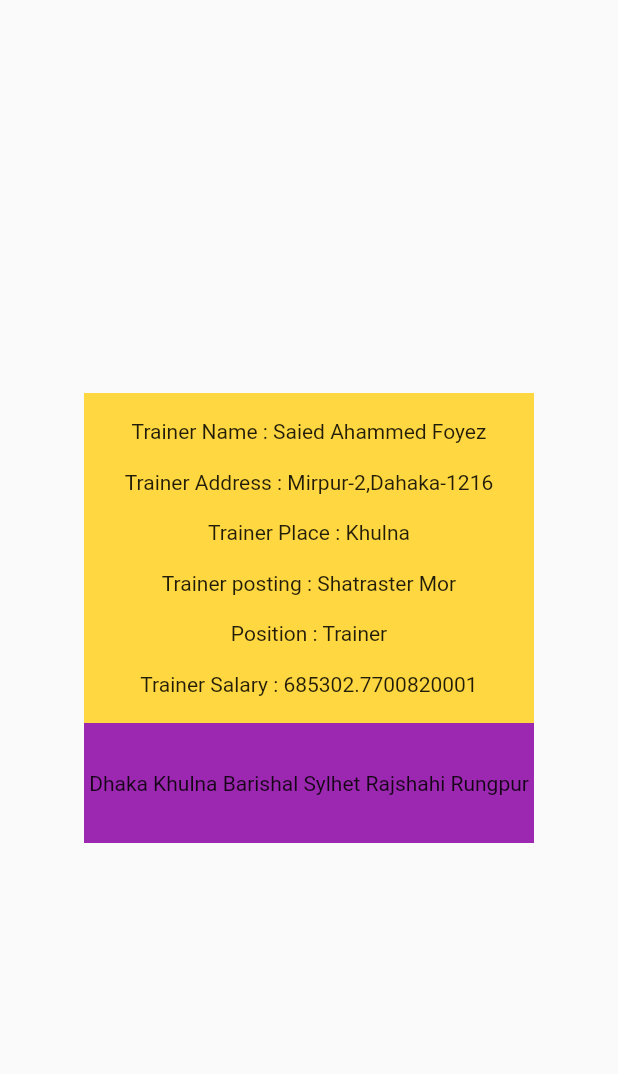
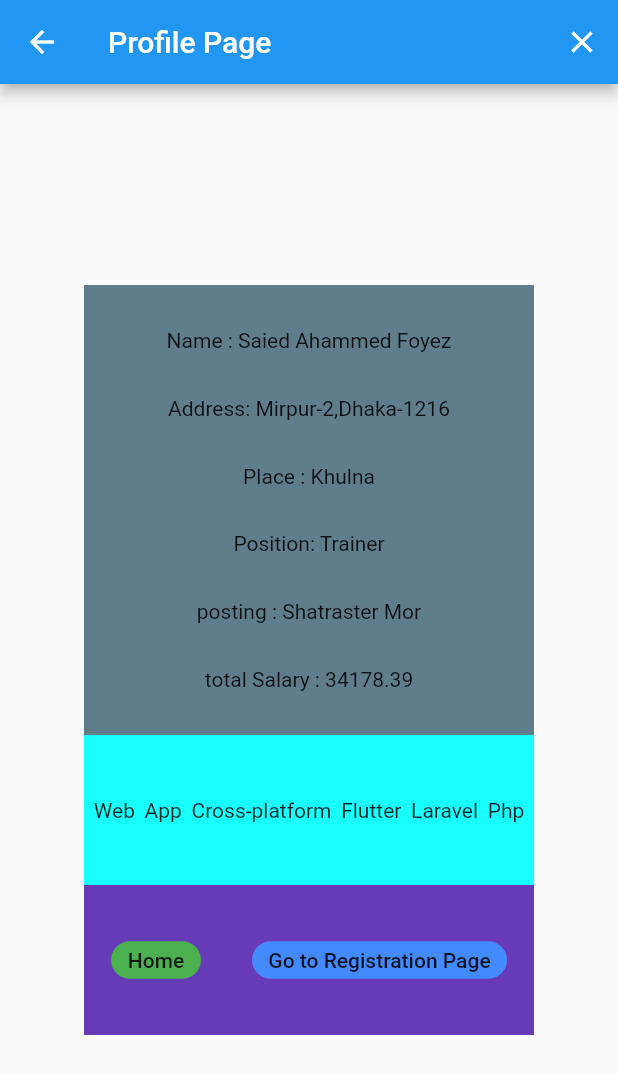
Before and after one commit to solutionflutter/Sun_Tus_Ths_Batch_first, a Flutter app: the screen it shows after launch, on a phone screen of 412 x 824 dp. Shown: the top 1074 px of the screen. Run offline on Flutter 3.47's test engine with Material 2 defaults, Android fonts, the phone set to English and light mode, and no system bars.

Commit message:
Add a Design Page

```diff
--- /dev/null
+++ b/Flutter_intro_project/flutterintroproject/lib/buttoncolumn.dart
@@ -0,0 +1,108 @@
+import 'package:flutter/material.dart';
+import 'package:flutter/cupertino.dart';
+
+class BottonColumn extends StatefulWidget {
+  const BottonColumn({Key key}) : super(key: key);
+
+  @override
+  _BottonColumnState createState() => _BottonColumnState();
+}
+
+class _BottonColumnState extends State<BottonColumn> {
+  @override
+  Widget build(BuildContext context) {
+    return Scaffold(
+        appBar: AppBar(
+          leading: IconButton(
+              icon: Icon(
+                Icons.arrow_back,
+              ),
+              onPressed: () {}),
+          title: Text("Profile Page"),
+          actions: [
+            IconButton(
+              icon: Icon(Icons.close),
+              onPressed: () {},
+            ),
+          ],
+        ),
+        body: Align(
+          child: Container(
+            height: 500,
+            width: 300,
+            decoration: BoxDecoration(color: Colors.amberAccent),
+            child: Column(
+              children: [
+                Container(
+                  height: 300,
+                  width: 300,
+                  decoration: BoxDecoration(color: Colors.blueGrey),
+                  child: Column(
+                    mainAxisAlignment: MainAxisAlignment.spaceEvenly,
+                    children: [
+                      Text("Name : Saied Ahammed Foyez"),
+                      Text("Address: Mirpur-2,Dhaka-1216"),
+                      Text("Place : Khulna"),
+                      Text("Position: Trainer"),
+                      Text("posting : Shatraster Mor"),
+                      Text("total Salary : ${20000 + 9000 + 4500 + 678.39}"),
+                    ],
+                  ),
+                ),
+                Container(
+                  height: 100,
+                  width: 300,
+                  decoration: BoxDecoration(color: Colors.cyanAccent),
+                  child: Row(
+                      mainAxisAlignment: MainAxisAlignment.spaceEvenly,
+                      children: [
+                        Text("Web"),
+                        Text("App"),
+                        Text("Cross-platform"),
+                        Text("Flutter"),
+                        Text("Laravel"),
+                        Text("Php"),
+                      ]),
+                ),
+                Container(
+                  height: 100,
+                  width: 300,
+                  decoration: BoxDecoration(color: Colors.deepPurple),
+                  child: Row(
+                    mainAxisAlignment: MainAxisAlignment.spaceEvenly,
+                    children: [
+                      FlatButton(
+                        onPressed: () {},
+                        child: Container(
+                          height: 25,
+                          width: 60,
+                          decoration: BoxDecoration(
+                              color: Colors.green,
+                              borderRadius: BorderRadius.circular(25)),
+                          child: Center(
+                            child: Text("Home"),
+                          ),
+                        ),
+                      ),
+                      FlatButton(
+                          onPressed: () {},
+                          child: Container(
+                            height: 25,
+                            width: 170,
+                            decoration: BoxDecoration(
+                              color: Colors.blueAccent,
+                              borderRadius: BorderRadius.circular(25),
+                            ),
+                            child: Center(
+                              child: Text("Go to Registration Page"),
+                            ),
+                          )),
+                    ],
+                  ),
+                ),
+              ],
+            ),
+          ),
+        ));
+  }
+}
--- a/Flutter_intro_project/flutterintroproject/lib/main.dart
+++ b/Flutter_intro_project/flutterintroproject/lib/main.dart
@@ -1,4 +1,5 @@
 import 'package:flutter/material.dart';
+import 'package:flutterintroproject/buttoncolumn.dart';
 import 'package:flutterintroproject/containercolumn.dart';
 
 void main() {
@@ -11,11 +12,12 @@ class MyApp extends StatelessWidget {
   Widget build(BuildContext context) {
     return MaterialApp(
       title: 'Flutter Demo',
+      debugShowCheckedModeBanner: false,
       theme: ThemeData(
         primarySwatch: Colors.blue,
         visualDensity: VisualDensity.adaptivePlatformDensity,
       ),
-      home: ContainerColumn(),
+      home: BottonColumn(),
     );
   }
 }
```
